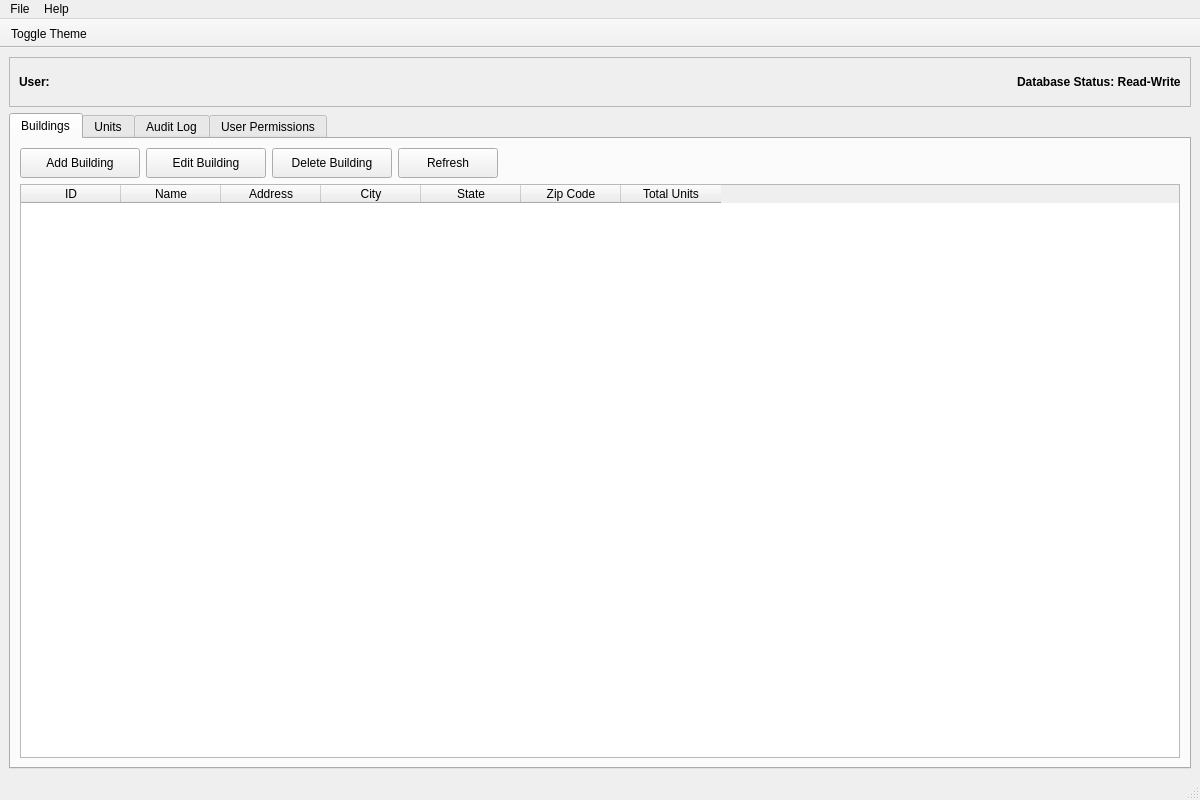
Above: ui/main_window.ui from simoPh83/weeklyreport before the change. Below: the same form after it.
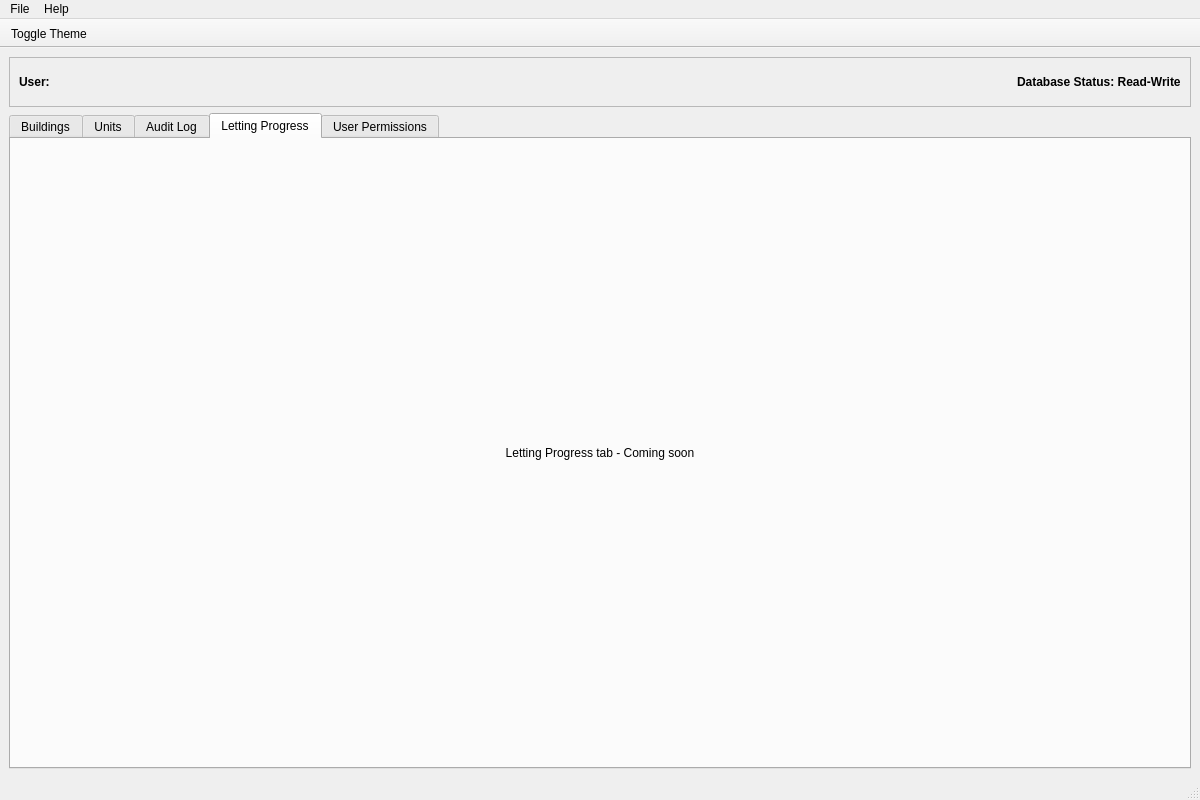
That is the form after the change. The open tabs and pages were chosen to show the change.

Commit message: added leases and ready to create letting progress tab, the database is ready

```diff
--- a/ui/main_window.ui
+++ b/ui/main_window.ui
@@ -407,6 +407,23 @@
         </item>
        </layout>
       </widget>
+      <widget class="QWidget" name="lettingProgressTab">
+       <attribute name="title">
+        <string>Letting Progress</string>
+       </attribute>
+       <layout class="QVBoxLayout" name="lettingProgressTabLayout">
+        <item>
+         <widget class="QLabel" name="lettingProgressPlaceholder">
+          <property name="text">
+           <string>Letting Progress tab - Coming soon</string>
+          </property>
+          <property name="alignment">
+           <set>Qt::AlignCenter</set>
+          </property>
+         </widget>
+        </item>
+       </layout>
+      </widget>
       <widget class="QWidget" name="permissionsTab">
        <attribute name="title">
         <string>User Permissions</string>
```
The commit also changes 36 other files.
